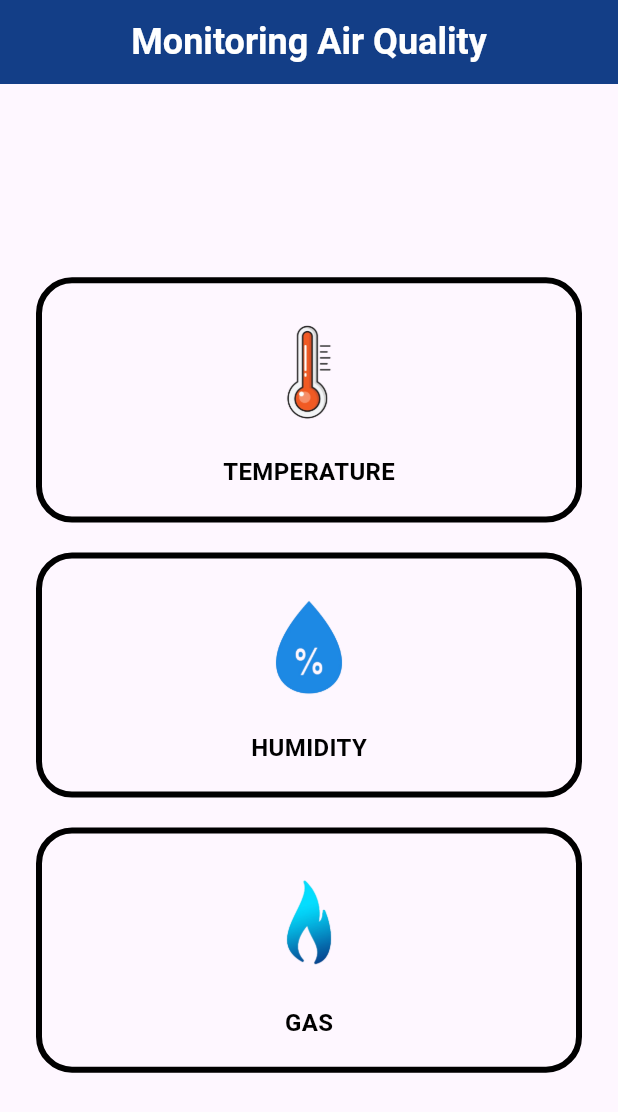
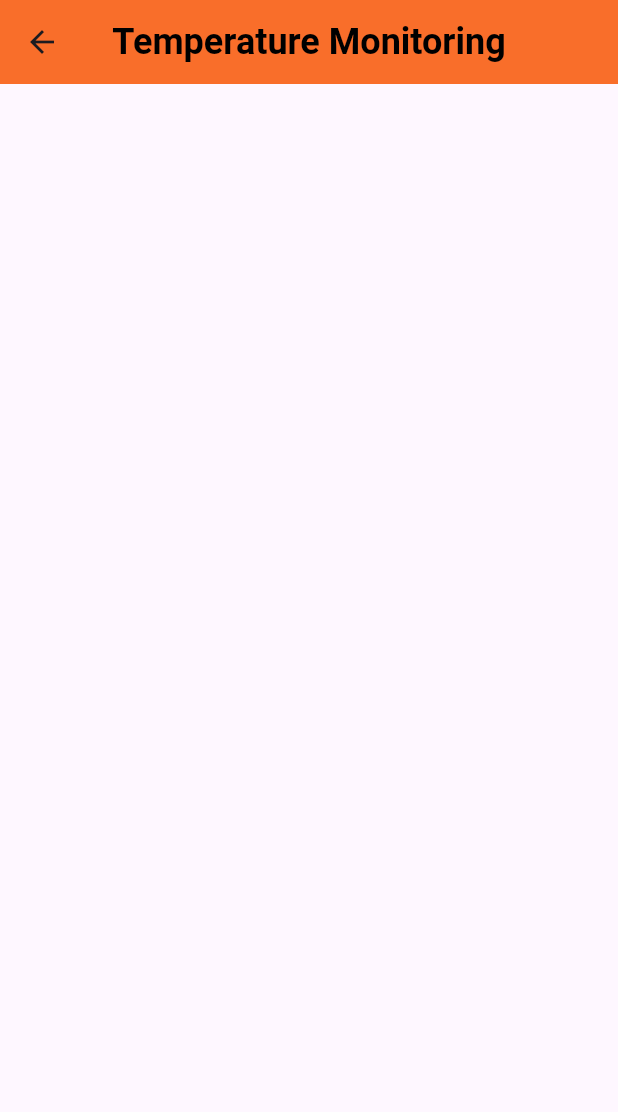
Before and after one commit to JustYudhaNight/Pemantauan-Kualitas-Udara, a Flutter app: the screen it shows after launch, after a tap on "TEMPERATURE", on a phone screen of 412 x 824 dp. Shown: the top 1112 px of the screen. Run offline on Flutter 3.47's test engine with Material 3 defaults, Android fonts, the light colour scheme and no system bars; our stand-ins replace firebase_core, google_fonts; accounts and stored records are empty.

Commit message:
Second Commit

```diff
--- a/lib/appProvider/app_provider.dart
+++ b/lib/appProvider/app_provider.dart
@@ -1,5 +1,8 @@
 import 'package:flutter/material.dart';
 import 'package:google_fonts/google_fonts.dart';
+import 'package:kualitas_udara/screens/gas_screen.dart';
+import 'package:kualitas_udara/screens/humidity_screen.dart';
+import 'package:kualitas_udara/screens/temperature_screen.dart';
 
 class AppProvider extends ChangeNotifier {
   TextStyle roboto14Italic = GoogleFonts.roboto(
@@ -22,5 +25,29 @@ class AppProvider extends ChangeNotifier {
   TextStyle whiteRoboto14Bold = GoogleFonts.roboto(
       fontSize: 24, fontWeight: FontWeight.w700, color: Colors.white);
 
+  TextStyle blackRoboto14Bold = GoogleFonts.roboto(
+      fontSize: 24, fontWeight: FontWeight.w700, color: Colors.black);
+
   Color mainColor = const Color(0xff133E87);
+  Color temperatureColor = const Color(0xffF96E2A);
+  Color humidityColor = const Color(0xffD4F6FF);
+  Color gasColor = const Color(0xffAF1740);
+
+  gotoTemperatureScreen({required BuildContext context}){
+    Navigator.push(
+        context, MaterialPageRoute(builder: (context) => const TemperatureScreen(),),
+    );
+    notifyListeners();
+  }
+  gotoHumidityScreen({required BuildContext context}){
+    Navigator.push(
+      context, MaterialPageRoute(builder: (context) => const HumidityScreen(),),
+    );
+    notifyListeners();
+  }
+  gotoGasScreen({required BuildContext context}){
+    Navigator.push(
+        context, MaterialPageRoute(builder: (context) => const GasScreen(),),
+    );
+  }
 }
--- a/lib/screens/opening_screen.dart
+++ b/lib/screens/opening_screen.dart
@@ -16,7 +16,7 @@ class _OpeningScreenState extends State<OpeningScreen> {
         builder: (context, appProvider, child){
           return Scaffold(
             appBar: AppBar(
-              title: Text("Monitoring Air Quality", style: appProvider.whiteRoboto14Bold,),
+              title: Text("Air Quality Monitoring", style: appProvider.whiteRoboto14Bold,),
               centerTitle: true,
               backgroundColor: appProvider.mainColor,
             ),
@@ -45,11 +45,13 @@ class _OpeningScreenState extends State<OpeningScreen> {
                           child: Image.asset("images/temperature.png"),
                         ),
                         const SizedBox(height: 14,),
-                        Center(child: Text("TEMPERATURE", style: TextStyle(color: Colors.black, fontSize: 16, fontWeight: FontWeight.w700),),)
+                        const Center(child: Text("TEMPERATURE", style: TextStyle(color: Colors.black, fontSize: 16, fontWeight: FontWeight.w700),),)
                       ],
                     ),
                   ),
-                    onTap: () {},
+                    onTap: () {
+                    appProvider.gotoTemperatureScreen(context: context);
+                    },
                   ),
 
                   const SizedBox(height: 20,),
@@ -72,11 +74,13 @@ class _OpeningScreenState extends State<OpeningScreen> {
                           child: Image.asset("images/humidity.png"),
                         ),
                         const SizedBox(height: 14,),
-                        Center(child: Text("HUMIDITY", style: TextStyle(color: Colors.black, fontSize: 16, fontWeight: FontWeight.w700),),)
+                        const Center(child: Text("HUMIDITY", style: TextStyle(color: Colors.black, fontSize: 16, fontWeight: FontWeight.w700),),)
                       ],
                     ),
                   ),
-                    onTap: () {},
+                    onTap: () {
+                    appProvider.gotoHumidityScreen(context: context);
+                    },
                   ),
 
 
@@ -100,11 +104,13 @@ class _OpeningScreenState extends State<OpeningScreen> {
                             child: Image.asset("images/gas.png"),
                           ),
                           const SizedBox(height: 14,),
-                          Center(child: Text("GAS", style: TextStyle(color: Colors.black, fontSize: 16, fontWeight: FontWeight.w700),),)
+                          const Center(child: Text("GAS", style: TextStyle(color: Colors.black, fontSize: 16, fontWeight: FontWeight.w700),),)
                         ],
                       ),
                     ),
-                    onTap: () {},
+                    onTap: () {
+                      appProvider.gotoGasScreen(context: context);
+                    },
                   ),
                 ],
               ),
--- /dev/null
+++ b/lib/screens/temperature_screen.dart
@@ -0,0 +1,27 @@
+import 'package:flutter/material.dart';
+import 'package:kualitas_udara/appProvider/app_provider.dart';
+import 'package:provider/provider.dart';
+
+class TemperatureScreen extends StatefulWidget {
+  const TemperatureScreen({super.key});
+
+  @override
+  State<TemperatureScreen> createState() => _TemperatureScreenState();
+}
+
+class _TemperatureScreenState extends State<TemperatureScreen> {
+  @override
+  Widget build(BuildContext context) {
+    return Consumer<AppProvider>(
+      builder: (context, appProvider, child) {
+        return Scaffold(
+          appBar: AppBar(
+            title: Text("Temperature Monitoring", style: appProvider.blackRoboto14Bold,),
+            centerTitle: true,
+            backgroundColor: appProvider.temperatureColor,
+          ),
+        );
+      },
+    );
+  }
+}
```
Also changed, not shown: lib/screens/gas_screen.dart (added, +27 -0 lines), lib/screens/humidity_screen.dart (added, +27 -0 lines), 2 other files.
